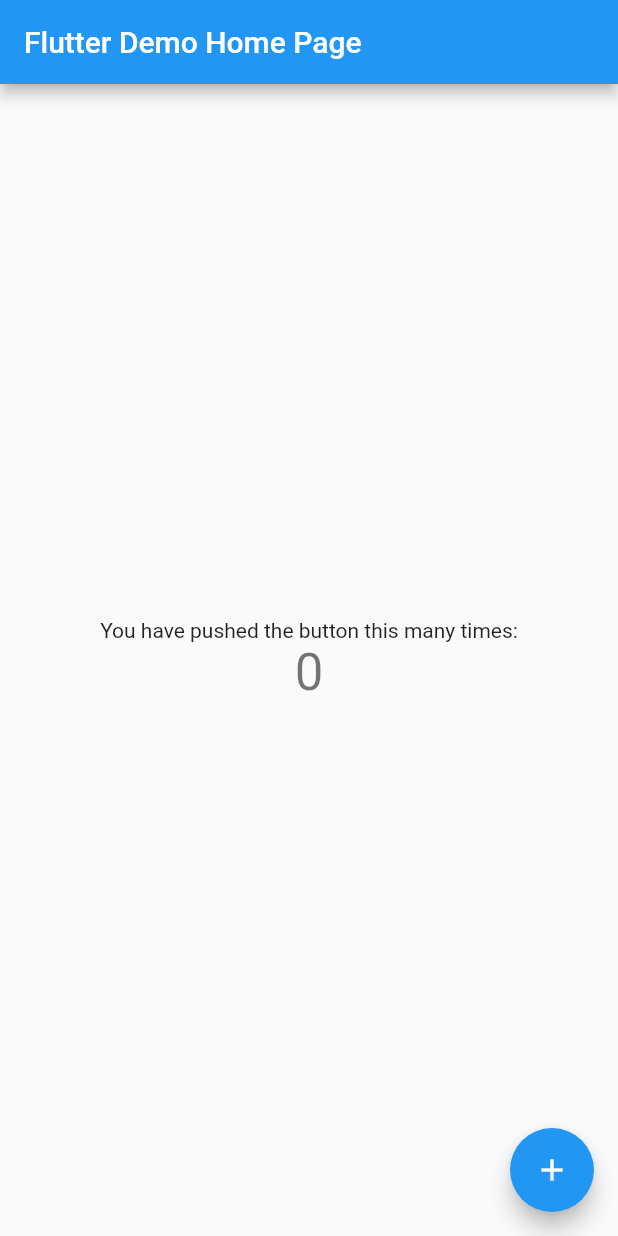
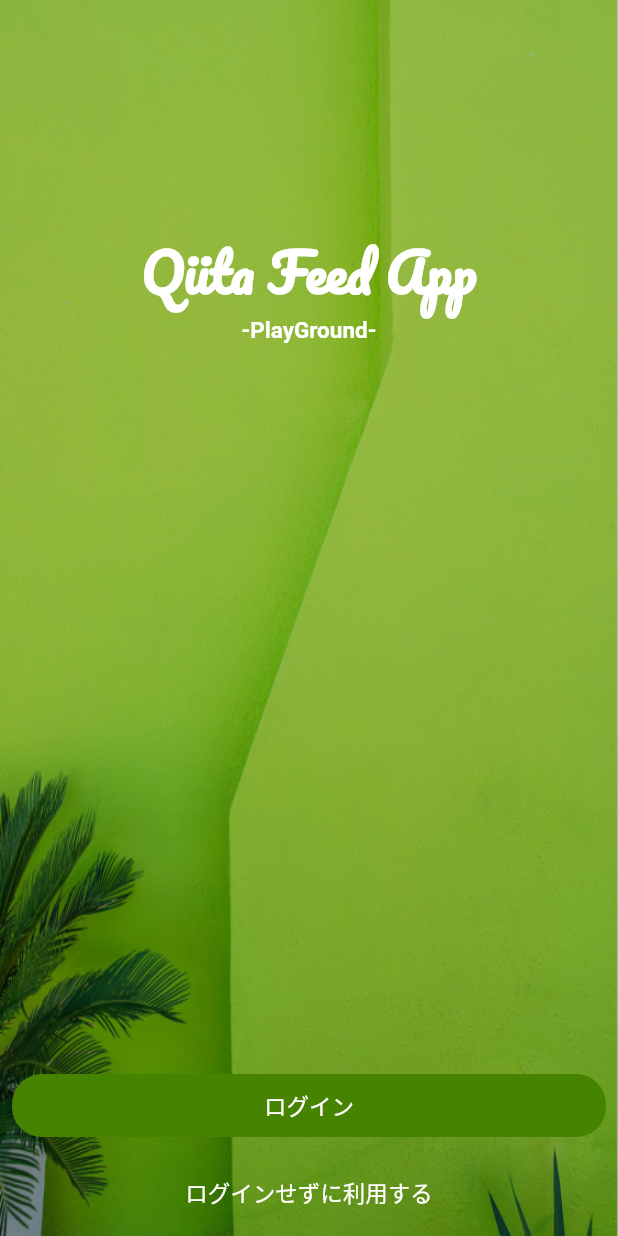
Before and after one commit to Sota1017/flutter_qiita, a Flutter app: the screen it shows after launch, on a phone screen of 412 x 824 dp. Run offline on Flutter 3.47's test engine with Material 2 defaults, Android fonts, the phone set to English and light mode, and no system bars.

Commit message:
トップページ作成

```diff
--- a/lib/main.dart
+++ b/lib/main.dart
@@ -1,115 +1,17 @@
 import 'package:flutter/material.dart';
-
+import 'package:flutter_qiita/pages/top.dart';
 void main() {
   runApp(const MyApp());
 }
-
 class MyApp extends StatelessWidget {
   const MyApp({Key? key}) : super(key: key);
 
-  // This widget is the root of your application.
   @override
   Widget build(BuildContext context) {
-    return MaterialApp(
-      title: 'Flutter Demo',
-      theme: ThemeData(
-        // This is the theme of your application.
-        //
-        // Try running your application with "flutter run". You'll see the
-        // application has a blue toolbar. Then, without quitting the app, try
-        // changing the primarySwatch below to Colors.green and then invoke
-        // "hot reload" (press "r" in the console where you ran "flutter run",
-        // or simply save your changes to "hot reload" in a Flutter IDE).
-        // Notice that the counter didn't reset back to zero; the application
-        // is not restarted.
-        primarySwatch: Colors.blue,
-      ),
-      home: const MyHomePage(title: 'Flutter Demo Home Page'),
+    return const MaterialApp(
+      title: "test",
+      home: Top(),
+      debugShowCheckedModeBanner: false,
     );
   }
 }
-
-class MyHomePage extends StatefulWidget {
-  const MyHomePage({Key? key, required this.title}) : super(key: key);
-
-  // This widget is the home page of your application. It is stateful, meaning
-  // that it has a State object (defined below) that contains fields that affect
-  // how it looks.
-
-  // This class is the configuration for the state. It holds the values (in this
-  // case the title) provided by the parent (in this case the App widget) and
-  // used by the build method of the State. Fields in a Widget subclass are
-  // always marked "final".
-
-  final String title;
-
-  @override
-  State<MyHomePage> createState() => _MyHomePageState();
-}
-
-class _MyHomePageState extends State<MyHomePage> {
-  int _counter = 0;
-
-  void _incrementCounter() {
-    setState(() {
-      // This call to setState tells the Flutter framework that something has
-      // changed in this State, which causes it to rerun the build method below
-      // so that the display can reflect the updated values. If we changed
-      // _counter without calling setState(), then the build method would not be
-      // called again, and so nothing would appear to happen.
-      _counter++;
-    });
-  }
-
-  @override
-  Widget build(BuildContext context) {
-    // This method is rerun every time setState is called, for instance as done
-    // by the _incrementCounter method above.
-    //
-    // The Flutter framework has been optimized to make rerunning build methods
-    // fast, so that you can just rebuild anything that needs updating rather
-    // than having to individually change instances of widgets.
-    return Scaffold(
-      appBar: AppBar(
-        // Here we take the value from the MyHomePage object that was created by
-        // the App.build method, and use it to set our appbar title.
-        title: Text(widget.title),
-      ),
-      body: Center(
-        // Center is a layout widget. It takes a single child and positions it
-        // in the middle of the parent.
-        child: Column(
-          // Column is also a layout widget. It takes a list of children and
-          // arranges them vertically. By default, it sizes itself to fit its
-          // children horizontally, and tries to be as tall as its parent.
-          //
-          // Invoke "debug painting" (press "p" in the console, choose the
-          // "Toggle Debug Paint" action from the Flutter Inspector in Android
-          // Studio, or the "Toggle Debug Paint" command in Visual Studio Code)
-          // to see the wireframe for each widget.
-          //
-          // Column has various properties to control how it sizes itself and
-          // how it positions its children. Here we use mainAxisAlignment to
-          // center the children vertically; the main axis here is the vertical
-          // axis because Columns are vertical (the cross axis would be
-          // horizontal).
-          mainAxisAlignment: MainAxisAlignment.center,
-          children: <Widget>[
-            const Text(
-              'You have pushed the button this many times:',
-            ),
-            Text(
-              '$_counter',
-              style: Theme.of(context).textTheme.headline4,
-            ),
-          ],
-        ),
-      ),
-      floatingActionButton: FloatingActionButton(
-        onPressed: _incrementCounter,
-        tooltip: 'Increment',
-        child: const Icon(Icons.add),
-      ), // This trailing comma makes auto-formatting nicer for build methods.
-    );
-  }
-}
--- /dev/null
+++ b/lib/pages/top.dart
@@ -0,0 +1,99 @@
+import 'package:flutter/material.dart';
+
+class Top extends StatefulWidget {
+  const Top({Key? key}) : super(key: key);
+
+  @override
+  State<Top> createState() => _TopState();
+}
+
+class _TopState extends State<Top> {
+  @override
+  Widget build(BuildContext context) {
+    return Scaffold(
+      body: Stack(
+        children: <Widget>[
+          Container(
+            padding: const EdgeInsets.all(20.0),
+            decoration: const BoxDecoration(
+              image: DecorationImage(
+                image: AssetImage("assets/images/background.jpg"),
+                fit: BoxFit.fill,
+              ),
+            ),
+          ),
+          Positioned.fill(
+            child: Container(color: Colors.black.withOpacity(0.2)),
+          ),
+          SafeArea(
+            child: Column(
+              mainAxisAlignment: MainAxisAlignment.spaceBetween,
+              children: <Widget>[
+                Column(
+                  crossAxisAlignment: CrossAxisAlignment.center,
+                  children: const <Widget>[
+                    SizedBox(
+                      height: 150.0,
+                    ),
+                    Text("Qiita Feed App",
+                      style: TextStyle(
+                        fontSize: 35,
+                        color: Colors.white,
+                        fontFamily: "Pacifico",
+                        fontWeight: FontWeight.bold,
+                      ),
+                    ),
+                    Text("-PlayGround-",
+                      style: TextStyle(
+                        fontSize: 15,
+                        color: Colors.white,
+                        fontWeight: FontWeight.bold,
+                      ),
+                    )
+                  ],
+                ),
+                Column(
+                  crossAxisAlignment: CrossAxisAlignment.stretch,
+                  children: <Widget>[
+                    TextButton(
+                      onPressed: () {},
+                      child: Container(
+                        padding: const EdgeInsets.symmetric(
+                            vertical: 10, horizontal: 30),
+                        alignment: Alignment.center,
+                        decoration: const BoxDecoration(
+                          borderRadius: BorderRadius.all(Radius.circular(20)),
+                          color: Color(0xff468300), //color
+                        ),
+                        child: const Text(
+                          "ログイン",
+                          style: TextStyle(color: Colors.white, fontSize: 15),
+                        ),
+                      ),
+                    ),
+                    TextButton(
+                      onPressed: () {},
+                      child: Container(
+                        padding: const EdgeInsets.symmetric(
+                            vertical: 10, horizontal: 30),
+                        alignment: Alignment.center,
+                        decoration: const BoxDecoration(
+                          borderRadius: BorderRadius.all(Radius.circular(20)),
+                          color: Colors.transparent,
+                        ),
+                        child: const Text(
+                          "ログインせずに利用する",
+                          style: TextStyle(color: Colors.white, fontSize: 15),
+                        ),
+                      ),
+                    ),
+                  ],
+                ),
+              ],
+            ),
+          ),
+        ],
+      ),
+    );
+  }
+}
```
